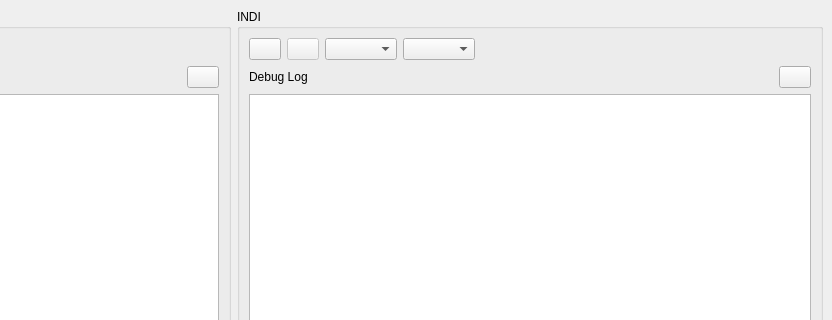
Qt form debuggerview.ui (knro/ekosdebugger) before a commit; both pictures show x 365 to 1197 and y 0 to 320 of the 1197 by 709 pixel window.
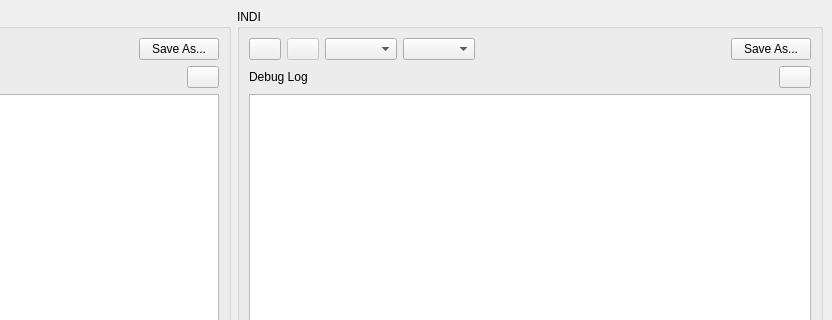
The same form after that commit. Icons and pictures are not drawn.

Patch:
```diff
--- a/debuggerview.ui
+++ b/debuggerview.ui
@@ -85,6 +85,13 @@
            </property>
           </spacer>
          </item>
+         <item>
+          <widget class="QPushButton" name="saveKStarsLogsB">
+           <property name="text">
+            <string>Save As...</string>
+           </property>
+          </widget>
+         </item>
         </layout>
        </item>
        <item>
@@ -266,6 +273,13 @@
            </property>
           </spacer>
          </item>
+         <item>
+          <widget class="QPushButton" name="saveINDILogsB">
+           <property name="text">
+            <string>Save As...</string>
+           </property>
+          </widget>
+         </item>
         </layout>
        </item>
        <item>
```
